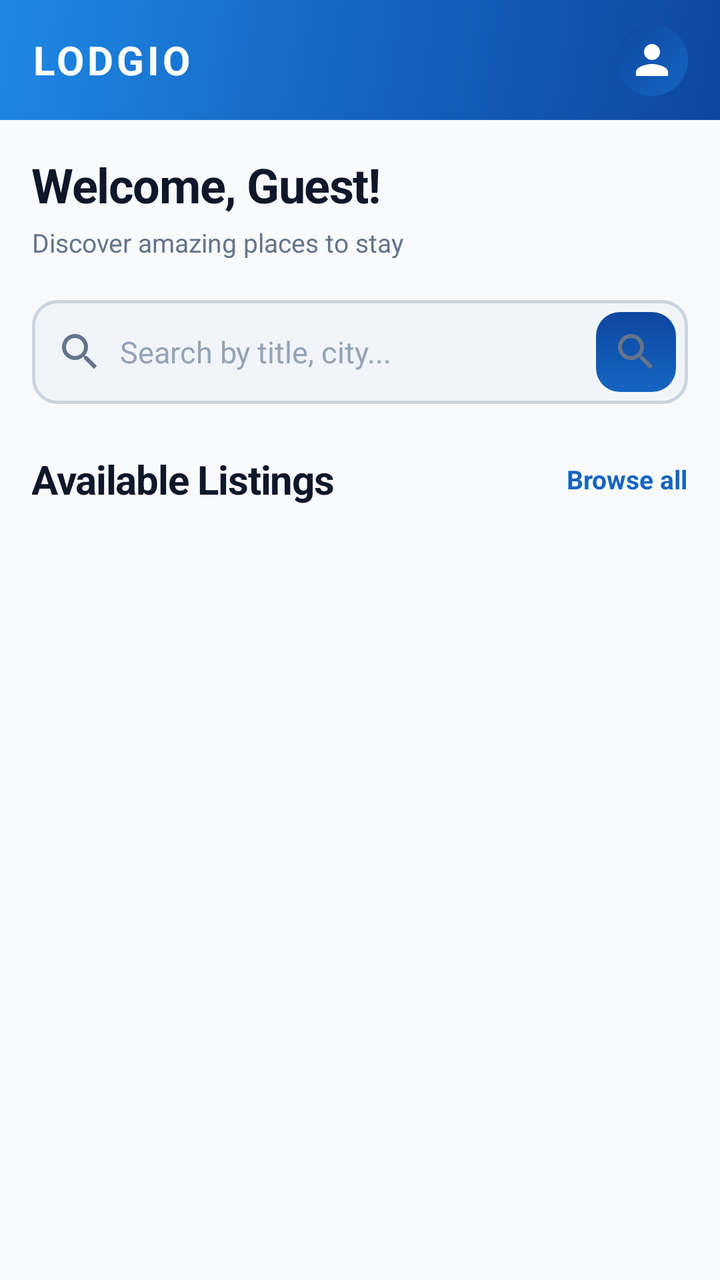
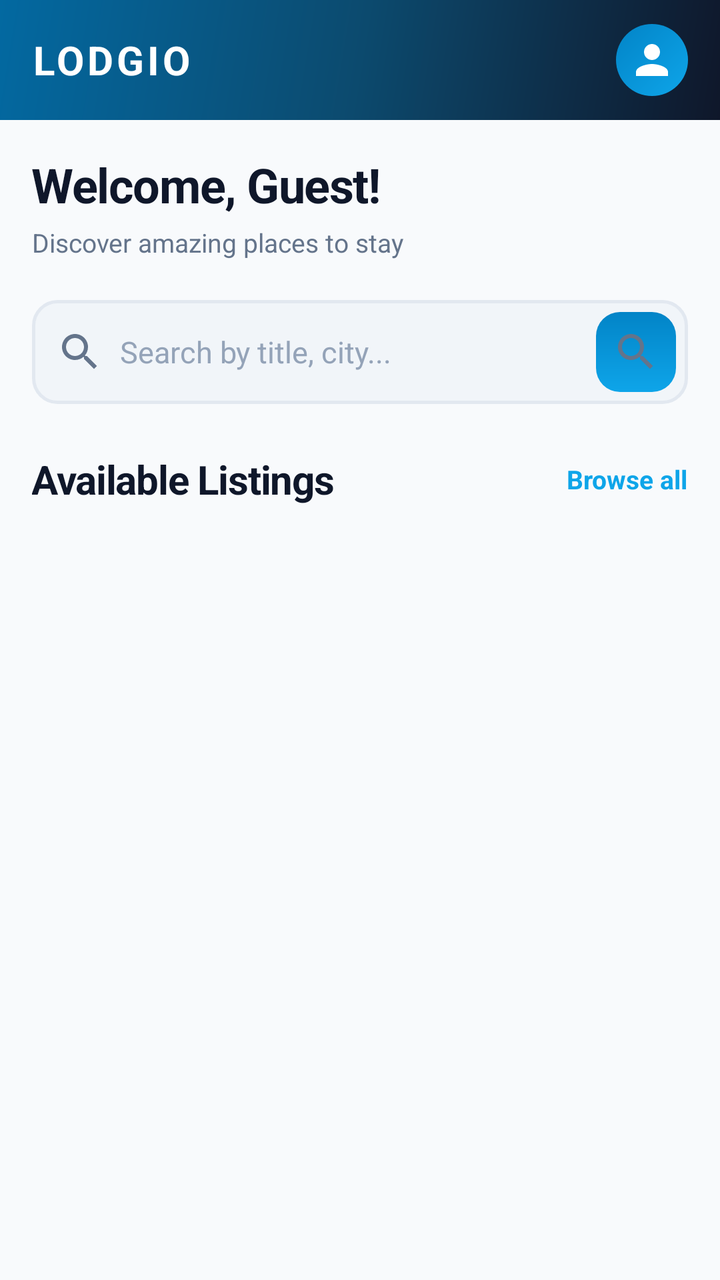

Compare the two renders of this Android layout. The source of the first and the diff that turns it into the second are given below.
<!-- AndroidManifest.xml: application theme Theme.TestApplication -->
<!-- res/layout/activity_guest_dashboard.xml -->
<?xml version="1.0" encoding="utf-8"?>
<LinearLayout xmlns:android="http://schemas.android.com/apk/res/android"
    android:layout_width="match_parent"
    android:layout_height="match_parent"
    android:orientation="vertical"
    android:background="@color/lodgio_bg">

    
    <LinearLayout
        android:layout_width="match_parent"
        android:layout_height="@dimen/toolbar_height"
        android:background="@drawable/bg_gradient_primary"
        android:gravity="center_vertical"
        android:paddingHorizontal="@dimen/spacing_base"
        android:orientation="horizontal">

        <LinearLayout
            android:layout_width="0dp"
            android:layout_weight="1"
            android:layout_height="wrap_content"
            android:orientation="vertical">

            <TextView
                android:layout_width="wrap_content"
                android:layout_height="wrap_content"
                android:text="LODGIO"
                android:textColor="@color/white"
                android:textSize="@dimen/text_title"
                android:textStyle="bold"
                android:letterSpacing="0.08" />
        </LinearLayout>

        <ImageView
            android:id="@+id/btnProfile"
            android:layout_width="@dimen/avatar_sm"
            android:layout_height="@dimen/avatar_sm"
            android:src="@drawable/ic_profile"
            android:background="@drawable/avatar_circle"
            android:contentDescription="Profile"
            android:padding="6dp" />
    </LinearLayout>

    <ScrollView
        android:layout_width="match_parent"
        android:layout_height="match_parent">

        <LinearLayout
            android:layout_width="match_parent"
            android:layout_height="wrap_content"
            android:orientation="vertical"
            android:padding="@dimen/spacing_base">

            
            <LinearLayout
                android:layout_width="match_parent"
                android:layout_height="wrap_content"
                android:orientation="vertical"
                android:layout_marginBottom="@dimen/spacing_lg">

                <TextView
                    android:id="@+id/tvWelcomeName"
                    android:layout_width="wrap_content"
                    android:layout_height="wrap_content"
                    android:text="Welcome, Guest!"
                    android:textSize="@dimen/text_headline"
                    android:textStyle="bold"
                    android:textColor="@color/lodgio_text_primary"
                    android:letterSpacing="-0.02"
                    android:layout_marginBottom="@dimen/spacing_xs" />

                <TextView
                    android:layout_width="wrap_content"
                    android:layout_height="wrap_content"
                    android:text="Discover amazing places to stay"
                    android:textSize="@dimen/text_body_sm"
                    android:textColor="@color/lodgio_text_secondary" />
            </LinearLayout>

            
            <LinearLayout
                android:layout_width="match_parent"
                android:layout_height="@dimen/input_height"
                android:orientation="horizontal"
                android:background="@drawable/input_background"
                android:gravity="center_vertical"
                android:paddingHorizontal="@dimen/spacing_xs"
                android:layout_marginBottom="@dimen/spacing_xl">

                <ImageView
                    android:layout_width="@dimen/icon_md"
                    android:layout_height="@dimen/icon_md"
                    android:src="@drawable/ic_search"
                    android:layout_marginStart="@dimen/spacing_sm"
                    android:contentDescription="Search" />

                <EditText
                    android:id="@+id/etSearch"
                    android:layout_width="0dp"
                    android:layout_height="match_parent"
                    android:layout_weight="1"
                    android:background="@android:color/transparent"
                    android:hint="Search by title, city..."
                    android:textColorHint="@color/lodgio_text_hint"
                    android:textColor="@color/lodgio_text_primary"
                    android:textSize="@dimen/text_body"
                    android:singleLine="true"
                    android:imeOptions="actionSearch"
                    android:paddingStart="@dimen/spacing_sm" />

                <ImageView
                    android:id="@+id/btnSearch"
                    android:layout_width="40dp"
                    android:layout_height="40dp"
                    android:background="@drawable/btn_primary_bg"
                    android:src="@drawable/ic_search"
                    android:contentDescription="Search"
                    android:padding="@dimen/spacing_sm"
                    android:layout_marginEnd="2dp" />
            </LinearLayout>

            
            <LinearLayout
                android:layout_width="match_parent"
                android:layout_height="wrap_content"
                android:orientation="horizontal"
                android:gravity="center_vertical"
                android:layout_marginBottom="@dimen/spacing_md">

                <TextView
                    android:layout_width="0dp"
                    android:layout_weight="1"
                    android:layout_height="wrap_content"
                    android:text="Available Listings"
                    style="@style/LodgioSectionHeader" />

                <TextView
                    android:layout_width="wrap_content"
                    android:layout_height="wrap_content"
                    android:text="Browse all"
                    android:textSize="@dimen/text_body_sm"
                    android:textColor="@color/lodgio_primary"
                    android:textStyle="bold" />
            </LinearLayout>

            <ProgressBar
                android:id="@+id/progressBar"
                android:layout_width="wrap_content"
                android:layout_height="wrap_content"
                android:layout_gravity="center"
                android:visibility="gone"
                android:layout_marginVertical="@dimen/spacing_2xl" />

            <TextView
                android:id="@+id/tvEmpty"
                android:layout_width="match_parent"
                android:layout_height="wrap_content"
                android:text="No listings found."
                android:textAlignment="center"
                android:textColor="@color/lodgio_text_secondary"
                android:textSize="@dimen/text_body"
                android:visibility="gone"
                android:padding="@dimen/spacing_2xl" />

            <androidx.recyclerview.widget.RecyclerView
                android:id="@+id/rvListings"
                android:layout_width="match_parent"
                android:layout_height="wrap_content"
                android:nestedScrollingEnabled="false"
                android:clipToPadding="false"
                android:layout_marginBottom="@dimen/spacing_xl" />

            
            <LinearLayout
                android:id="@+id/llTripsSection"
                android:layout_width="match_parent"
                android:layout_height="wrap_content"
                android:orientation="vertical"
                android:visibility="gone">

                
                <View
                    android:layout_width="match_parent"
                    android:layout_height="1dp"
                    android:background="@color/lodgio_divider"
                    android:layout_marginBottom="@dimen/spacing_lg" />

                <TextView
                    android:layout_width="wrap_content"
                    android:layout_height="wrap_content"
                    android:text="My Trips"
                    style="@style/LodgioSectionHeader"
                    android:layout_marginBottom="@dimen/spacing_md" />

                <LinearLayout
                    android:id="@+id/llTripsContainer"
                    android:layout_width="match_parent"
                    android:layout_height="wrap_content"
                    android:orientation="vertical" />
            </LinearLayout>

        </LinearLayout>
    </ScrollView>
</LinearLayout>
<!-- resources referenced by this layout -->
<resources>
  <color name="lodgio_bg">#F8FAFC</color>
  <color name="lodgio_divider">#E2E8F0</color>
  <color name="lodgio_primary">#1565C0</color>
  <color name="lodgio_text_hint">#94A3B8</color>
  <color name="lodgio_text_primary">#0F172A</color>
  <color name="lodgio_text_secondary">#64748B</color>
  <color name="white">#FFFFFFFF</color>
  <dimen name="avatar_sm">36dp</dimen>
  <dimen name="icon_md">24dp</dimen>
  <dimen name="input_height">52dp</dimen>
  <dimen name="spacing_2xl">32dp</dimen>
  <dimen name="spacing_base">16dp</dimen>
  <dimen name="spacing_lg">20dp</dimen>
  <dimen name="spacing_md">12dp</dimen>
  <dimen name="spacing_sm">8dp</dimen>
  <dimen name="spacing_xl">24dp</dimen>
  <dimen name="spacing_xs">4dp</dimen>
  <dimen name="text_body">15sp</dimen>
  <dimen name="text_body_sm">13sp</dimen>
  <dimen name="text_headline">24sp</dimen>
  <dimen name="text_title">20sp</dimen>
  <dimen name="toolbar_height">60dp</dimen>
  <!-- drawable avatar_circle (drawable) -->
  <?xml version="1.0" encoding="utf-8"?>
  <shape xmlns:android="http://schemas.android.com/apk/res/android"
      android:shape="oval">
      <gradient
          android:startColor="@color/lodgio_primary"
          android:endColor="@color/lodgio_primary_dark"
          android:angle="135" />
  </shape>
  <!-- drawable bg_gradient_primary (drawable) -->
  <?xml version="1.0" encoding="utf-8"?>
  <shape xmlns:android="http://schemas.android.com/apk/res/android"
      android:shape="rectangle">
      <gradient
          android:startColor="@color/lodgio_gradient_start"
          android:centerColor="@color/lodgio_gradient_mid"
          android:endColor="@color/lodgio_gradient_end"
          android:angle="135" />
  </shape>
  <!-- drawable btn_primary_bg (drawable) -->
  <?xml version="1.0" encoding="utf-8"?>
  <shape xmlns:android="http://schemas.android.com/apk/res/android"
      android:shape="rectangle">
      <gradient
          android:startColor="@color/lodgio_primary"
          android:endColor="@color/lodgio_primary_dark"
          android:angle="90" />
      <corners android:radius="@dimen/radius_md" />
  </shape>
  <!-- drawable ic_profile (drawable) -->
  <?xml version="1.0" encoding="utf-8"?>
  <vector xmlns:android="http://schemas.android.com/apk/res/android"
      android:width="24dp"
      android:height="24dp"
      android:viewportWidth="24"
      android:viewportHeight="24"
      android:tint="@color/white">
      <path
          android:fillColor="@android:color/white"
          android:pathData="M12,12c2.21,0 4,-1.79 4,-4s-1.79,-4 -4,-4 -4,1.79 -4,4 1.79,4 4,4zM12,14c-2.67,0 -8,1.34 -8,4v2h16v-2c0,-2.66 -5.33,-4 -8,-4z" />
  </vector>
  <!-- drawable input_background (drawable) -->
  <?xml version="1.0" encoding="utf-8"?>
  <shape xmlns:android="http://schemas.android.com/apk/res/android"
      android:shape="rectangle">
      <solid android:color="@color/lodgio_input_bg" />
      <corners android:radius="@dimen/radius_md" />
      <stroke android:width="1.5dp" android:color="@color/lodgio_input_stroke" />
      <padding android:left="16dp" android:right="16dp" android:top="4dp" android:bottom="4dp" />
  </shape>
  <style name="LodgioSectionHeader">
          <item name="android:textSize">@dimen/text_title</item>
          <item name="android:textStyle">bold</item>
          <item name="android:textColor">@color/lodgio_text_primary</item>
          <item name="android:letterSpacing">-0.02</item>
      </style>
  <style name="Theme.TestApplication" parent="Base.Theme.TestApplication" />
  <color name="lodgio_primary_dark">#0D47A1</color>
  <color name="lodgio_gradient_start">#0D47A1</color>
  <color name="lodgio_gradient_mid">#1565C0</color>
  <color name="lodgio_gradient_end">#1E88E5</color>
  <dimen name="radius_md">12dp</dimen>
  <color name="lodgio_input_bg">#F1F5F9</color>
  <color name="lodgio_input_stroke">#CBD5E1</color>
  <color name="lodgio_accent">#FF8F00</color>
  <!-- unchanged entries left out for length: 2 -->
</resources>

<!-- the commit's change to res/layout/activity_guest_dashboard.xml (unified diff, before → after) -->
@@ -191,11 +191,18 @@
                     style="@style/LodgioSectionHeader"
                     android:layout_marginBottom="@dimen/spacing_md" />
 
-                <LinearLayout
-                    android:id="@+id/llTripsContainer"
+                <androidx.core.widget.NestedScrollView
                     android:layout_width="match_parent"
-                    android:layout_height="wrap_content"
-                    android:orientation="vertical" />
+                    android:layout_height="300dp"
+                    android:background="@drawable/input_background"
+                    android:padding="@dimen/spacing_xs">
+                    
+                    <LinearLayout
+                        android:id="@+id/llTripsContainer"
+                        android:layout_width="match_parent"
+                        android:layout_height="wrap_content"
+                        android:orientation="vertical" />
+                </androidx.core.widget.NestedScrollView>
             </LinearLayout>
 
         </LinearLayout>
<!-- resource entries referenced after the edit -->
@@ -2,7 +2,7 @@
 <resources>
   <color name="lodgio_bg">#F8FAFC</color>
   <color name="lodgio_divider">#E2E8F0</color>
-  <color name="lodgio_primary">#1565C0</color>
+  <color name="lodgio_primary">#0EA5E9</color>
   <color name="lodgio_text_hint">#94A3B8</color>
   <color name="lodgio_text_primary">#0F172A</color>
   <color name="lodgio_text_secondary">#64748B</color>
@@ -79,13 +79,13 @@
           <item name="android:letterSpacing">-0.02</item>
       </style>
   <style name="Theme.TestApplication" parent="Base.Theme.TestApplication" />
-  <color name="lodgio_primary_dark">#0D47A1</color>
-  <color name="lodgio_gradient_start">#0D47A1</color>
-  <color name="lodgio_gradient_mid">#1565C0</color>
-  <color name="lodgio_gradient_end">#1E88E5</color>
+  <color name="lodgio_primary_dark">#0284C7</color>
+  <color name="lodgio_gradient_start">#0F172A</color>
+  <color name="lodgio_gradient_mid">#0C4A6E</color>
+  <color name="lodgio_gradient_end">#0369A1</color>
   <dimen name="radius_md">12dp</dimen>
   <color name="lodgio_input_bg">#F1F5F9</color>
-  <color name="lodgio_input_stroke">#CBD5E1</color>
+  <color name="lodgio_input_stroke">#E2E8F0</color>
   <color name="lodgio_accent">#FF8F00</color>
   <!-- unchanged entries left out for length: 2 -->
 </resources>
